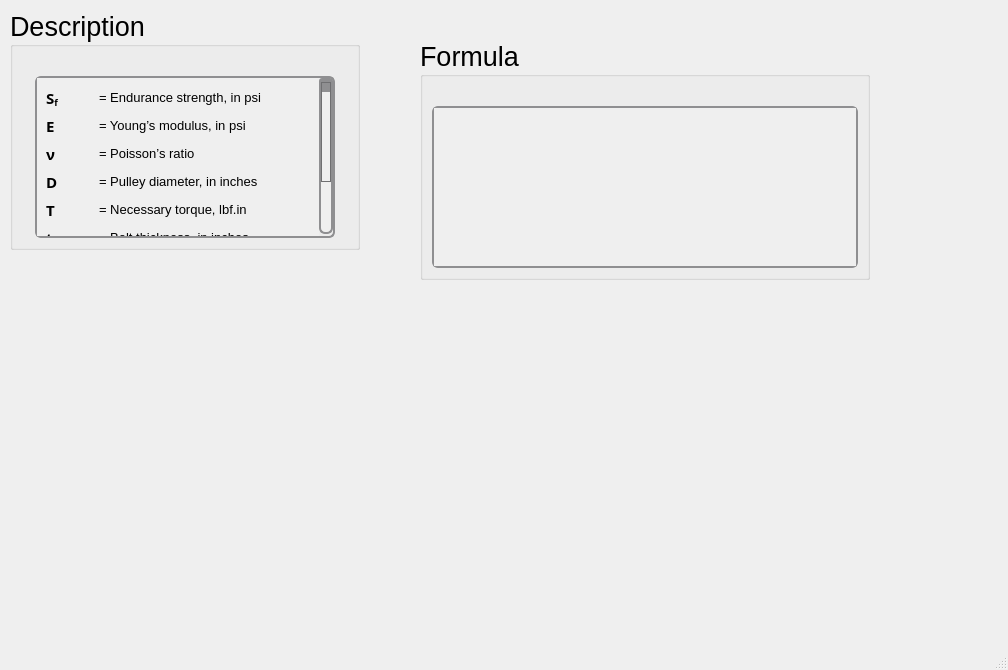
First picture: the form in ui/flatmetalbelt_bmin.ui, repository Ah00ra/HNNS, before the edit.
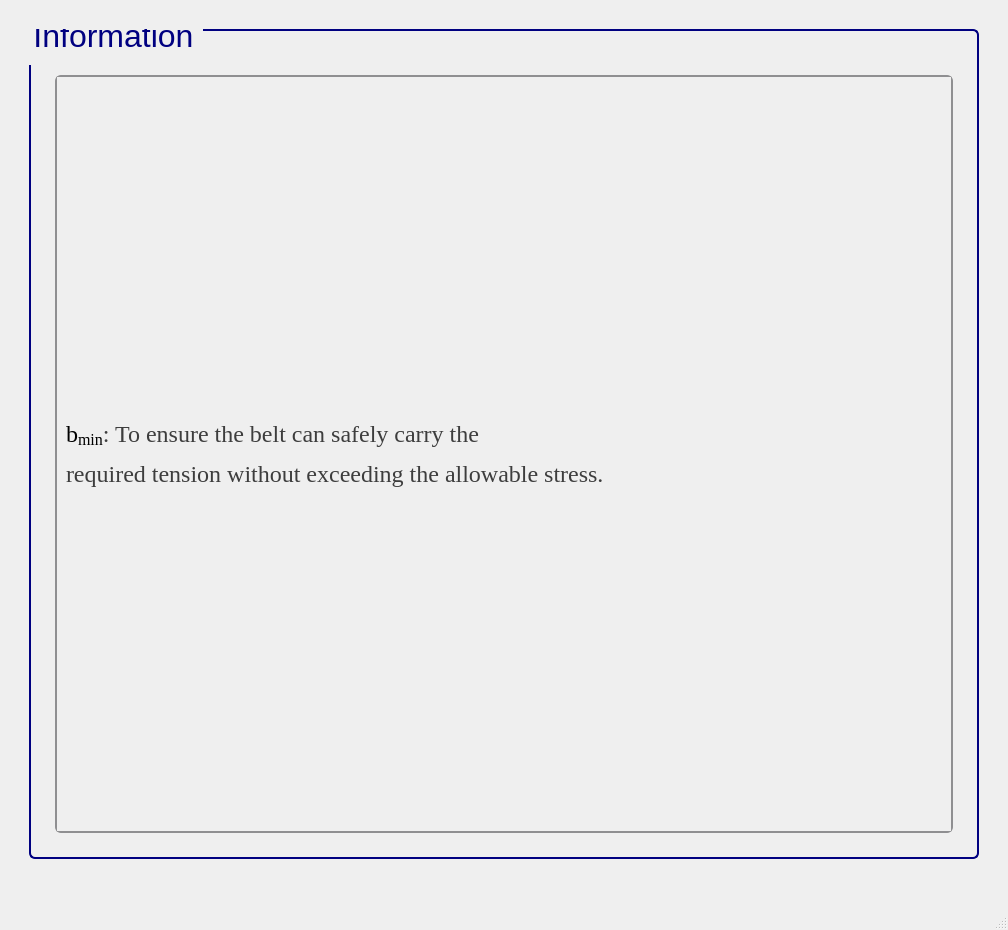
Second picture: the form after the edit. Icons and pictures are not drawn.

Commit message: Add ui info to belt and flatbelt metal

What changed in the file:
```diff
--- a/ui/flatmetalbelt_bmin.ui
+++ b/ui/flatmetalbelt_bmin.ui
@@ -7,458 +7,154 @@
     <x>0</x>
     <y>0</y>
     <width>1008</width>
-    <height>670</height>
+    <height>930</height>
    </rect>
   </property>
+  <property name="sizePolicy">
+   <sizepolicy hsizetype="Minimum" vsizetype="Minimum">
+    <horstretch>0</horstretch>
+    <verstretch>0</verstretch>
+   </sizepolicy>
+  </property>
+  <property name="minimumSize">
+   <size>
+    <width>900</width>
+    <height>930</height>
+   </size>
+  </property>
   <property name="windowTitle">
    <string>MainWindow</string>
   </property>
   <widget class="QWidget" name="centralwidget">
-   <widget class="QGroupBox" name="groupBox_118">
-    <property name="geometry">
-     <rect>
-      <x>10</x>
-      <y>10</y>
-      <width>350</width>
-      <height>240</height>
-     </rect>
-    </property>
-    <property name="sizePolicy">
-     <sizepolicy hsizetype="Minimum" vsizetype="Minimum">
-      <horstretch>0</horstretch>
-      <verstretch>0</verstretch>
-     </sizepolicy>
-    </property>
-    <property name="minimumSize">
-     <size>
-      <width>350</width>
-      <height>0</height>
-     </size>
-    </property>
-    <property name="maximumSize">
-     <size>
-      <width>350</width>
-      <height>241</height>
-     </size>
-    </property>
-    <property name="font">
-     <font>
-      <family>Segoe UI</family>
-      <pointsize>20</pointsize>
-      <weight>50</weight>
-      <italic>false</italic>
-      <bold>false</bold>
-     </font>
-    </property>
-    <property name="title">
-     <string>Description</string>
-    </property>
-    <layout class="QGridLayout" name="gridLayout_245">
-     <item row="0" column="0">
-      <spacer name="verticalSpacer_118">
-       <property name="orientation">
-        <enum>Qt::Vertical</enum>
-       </property>
-       <property name="sizeType">
-        <enum>QSizePolicy::Fixed</enum>
-       </property>
-       <property name="sizeHint" stdset="0">
-        <size>
-         <width>20</width>
-         <height>20</height>
-        </size>
-       </property>
-      </spacer>
-     </item>
-     <item row="1" column="0">
-      <widget class="QScrollArea" name="scrollArea_36">
-       <property name="sizePolicy">
-        <sizepolicy hsizetype="Minimum" vsizetype="Minimum">
-         <horstretch>0</horstretch>
-         <verstretch>0</verstretch>
-        </sizepolicy>
-       </property>
-       <property name="maximumSize">
-        <size>
-         <width>300</width>
-         <height>361</height>
-        </size>
-       </property>
-       <property name="font">
-        <font>
-         <family>Segoe UI</family>
-         <pointsize>15</pointsize>
-         <weight>50</weight>
-         <italic>false</italic>
-         <bold>false</bold>
-        </font>
-       </property>
-       <property name="styleSheet">
-        <string notr="true">QScrollArea {
-    background: qlineargradient(x1:0, y1:0, x2:0, y2:1,
-                               stop:0 #f6f7fa, stop:1 #dadbde);
-    border: 2px solid #8f8f91;
+   <layout class="QGridLayout" name="gridLayout">
+    <item row="2" column="2">
+     <spacer name="verticalSpacer_28">
+      <property name="orientation">
+       <enum>Qt::Horizontal</enum>
+      </property>
+      <property name="sizeType">
+       <enum>QSizePolicy::Fixed</enum>
+      </property>
+      <property name="sizeHint" stdset="0">
+       <size>
+        <width>20</width>
+        <height>20</height>
+       </size>
+      </property>
+     </spacer>
+    </item>
+    <item row="0" column="1">
+     <spacer name="verticalSpacer_26">
+      <property name="orientation">
+       <enum>Qt::Vertical</enum>
+      </property>
+      <property name="sizeType">
+       <enum>QSizePolicy::Fixed</enum>
+      </property>
+      <property name="sizeHint" stdset="0">
+       <size>
+        <width>20</width>
+        <height>20</height>
+       </size>
+      </property>
+     </spacer>
+    </item>
+    <item row="2" column="0">
+     <spacer name="verticalSpacer_25">
+      <property name="orientation">
+       <enum>Qt::Horizontal</enum>
+      </property>
+      <property name="sizeType">
+       <enum>QSizePolicy::Fixed</enum>
+      </property>
+      <property name="sizeHint" stdset="0">
+       <size>
+        <width>20</width>
+        <height>20</height>
+       </size>
+      </property>
+     </spacer>
+    </item>
+    <item row="1" column="1">
+     <widget class="QGroupBox" name="groupBox_125">
+      <property name="sizePolicy">
+       <sizepolicy hsizetype="Minimum" vsizetype="Minimum">
+        <horstretch>0</horstretch>
+        <verstretch>0</verstretch>
+       </sizepolicy>
+      </property>
+      <property name="minimumSize">
+       <size>
+        <width>822</width>
+        <height>300</height>
+       </size>
+      </property>
+      <property name="font">
+       <font>
+        <family>Segoe UI</family>
+        <pointsize>24</pointsize>
+        <weight>50</weight>
+        <italic>false</italic>
+        <bold>false</bold>
+       </font>
+      </property>
+      <property name="styleSheet">
+       <string notr="true">QGroupBox {
+    border: 2px solid navy;
     border-radius: 6px;
+    background-color: qlineargradient(x1:0, y1:0, x2:0, y2:1,
+                                      stop:0 #f6f7fa, stop:1 #dadbde);
+    font: 24pt &quot;Segoe UI&quot;;
+    padding: 5px; /* add padding inside the group box */
+    color: black;
 }
-
-QScrollArea QScrollBar:vertical, QScrollArea QScrollBar:horizontal {
-    background: qlineargradient(x1:0, y1:0, x2:0, y2:1,
-                               stop:0 #f6f7fa, stop:1 #dadbde);
-    border: 2px solid #8f8f91;
-    border-radius: 6px;
-    width: 14px;
-    height: 14px;
-    margin: 2px 0 2px 0;
-}
-
-/* Completely remove the bottom button of the vertical scrollbar */
-QScrollArea QScrollBar::add-line:vertical {
-    height: 0px;
-    width: 0px;
-    border: none;
-    background: none;
-    margin: 0px;
-    padding: 0px;
-}
-
-QScrollArea QScrollBar::handle:vertical, QScrollArea QScrollBar::handle:horizontal {
-    background: qlineargradient(x1:0, y1:0, x2:0, y2:1,
-                               stop:0 #8f8f91, stop:1 #6f6f71);
-    min-height: 20px;
-    border-radius: 6px;
-    border: 1px solid #6f6f71;
-}
-
-QScrollArea QScrollBar::handle:vertical:hover, QScrollArea QScrollBar::handle:horizontal:hover {
-    background: qlineargradient(x1:0, y1:0, x2:0, y2:1,
-                               stop:0 #6f6f71, stop:1 #4f4f51);
-    border: 1px solid #4f4f51;
-}
-
-QScrollArea QScrollBar::sub-line:vertical, QScrollArea QScrollBar::add-line:horizontal, QScrollArea QScrollBar::sub-line:horizontal {
-    background: #8f8f91;
-    border: none;
-    border-radius: 3px;
-    height: 14px;
-    width: 14px;
+QGroupBox::title {
     subcontrol-origin: margin;
+    subcontrol-position: top left;
+    padding-left: 0px;
+    padding-right: 5px;
+    padding-top: 0px;
+    margin-top: -22px;  /* shift title up */
+    color: navy;
+    font-weight: bold;
 }
-
-QScrollArea QScrollBar::sub-line:vertical:hover, QScrollArea QScrollBar::add-line:horizontal:hover, QScrollArea QScrollBar::sub-line:horizontal:hover {
-    background: #6f6f71;
-}
-
-QScrollArea QScrollBar::add-page:vertical, QScrollArea QScrollBar::sub-page:vertical,
-QScrollArea QScrollBar::add-page:horizontal, QScrollArea QScrollBar::sub-page:horizontal {
-    background: transparent;
-}
 </string>
-       </property>
-       <property name="verticalScrollBarPolicy">
-        <enum>Qt::ScrollBarAsNeeded</enum>
-       </property>
-       <property name="horizontalScrollBarPolicy">
-        <enum>Qt::ScrollBarAsNeeded</enum>
-       </property>
-       <property name="widgetResizable">
-        <bool>true</bool>
-       </property>
-       <widget class="QWidget" name="scrollAreaWidgetContents_36">
-        <property name="geometry">
-         <rect>
-          <x>0</x>
-          <y>0</y>
-          <width>282</width>
-          <height>236</height>
-         </rect>
-        </property>
-        <layout class="QGridLayout" name="gridLayout_109">
-         <item row="3" column="0">
-          <widget class="QLabel" name="label_98">
-           <property name="font">
-            <font>
-             <family>Segoe UI Variable Small Semibol</family>
-             <pointsize>11</pointsize>
-             <weight>75</weight>
-             <bold>true</bold>
-            </font>
-           </property>
-           <property name="text">
-            <string>&lt;html&gt;&lt;head/&gt;&lt;body&gt;&lt;p&gt;D&lt;/p&gt;&lt;/body&gt;&lt;/html&gt;</string>
-           </property>
-          </widget>
-         </item>
-         <item row="3" column="1">
-          <widget class="QLabel" name="htext_458">
-           <property name="font">
-            <font>
-             <pointsize>10</pointsize>
-            </font>
-           </property>
-           <property name="text">
-            <string>&lt;html&gt;&lt;head/&gt;&lt;body&gt;&lt;p&gt;= Pulley diameter, in inches&lt;/p&gt;&lt;/body&gt;&lt;/html&gt;</string>
-           </property>
-          </widget>
-         </item>
-         <item row="4" column="0">
-          <widget class="QLabel" name="label_103">
-           <property name="font">
-            <font>
-             <family>Segoe UI Variable Small Semibol</family>
-             <pointsize>11</pointsize>
-             <weight>75</weight>
-             <bold>true</bold>
-            </font>
-           </property>
-           <property name="text">
-            <string>&lt;html&gt;&lt;head/&gt;&lt;body&gt;&lt;p&gt;T&lt;/p&gt;&lt;/body&gt;&lt;/html&gt;</string>
-           </property>
-          </widget>
-         </item>
-         <item row="5" column="0">
-          <widget class="QLabel" name="label_99">
-           <property name="font">
-            <font>
-             <family>Segoe UI Variable Small Semibol</family>
-             <pointsize>11</pointsize>
-             <weight>75</weight>
-             <bold>true</bold>
-            </font>
-           </property>
-           <property name="text">
-            <string>&lt;html&gt;&lt;head/&gt;&lt;body&gt;&lt;p&gt;t&lt;/p&gt;&lt;/body&gt;&lt;/html&gt;</string>
-           </property>
-          </widget>
-         </item>
-         <item row="0" column="0">
-          <widget class="QLabel" name="label_102">
-           <property name="font">
-            <font>
-             <family>Segoe UI Variable Text Semibold</family>
-             <pointsize>11</pointsize>
-             <weight>75</weight>
-             <bold>true</bold>
-            </font>
-           </property>
-           <property name="text">
-            <string>&lt;html&gt;&lt;head/&gt;&lt;body&gt;&lt;p&gt;S&lt;span style=&quot; vertical-align:sub;&quot;&gt;f&lt;/span&gt;&lt;/p&gt;&lt;/body&gt;&lt;/html&gt;</string>
-           </property>
-          </widget>
-         </item>
-         <item row="1" column="0">
-          <widget class="QLabel" name="label_100">
-           <property name="font">
-            <font>
-             <family>Segoe UI Variable Small Semibol</family>
-             <pointsize>11</pointsize>
-             <weight>75</weight>
-             <bold>true</bold>
-            </font>
-           </property>
-           <property name="text">
-            <string>&lt;html&gt;&lt;head/&gt;&lt;body&gt;&lt;p&gt;E&lt;/p&gt;&lt;/body&gt;&lt;/html&gt;</string>
-           </property>
-          </widget>
-         </item>
-         <item row="1" column="1">
-          <widget class="QLabel" name="htext_448">
-           <property name="font">
-            <font>
-             <pointsize>10</pointsize>
-            </font>
-           </property>
-           <property name="text">
-            <string>&lt;html&gt;&lt;head/&gt;&lt;body&gt;&lt;p&gt;= Young’s modulus, in psi&lt;/p&gt;&lt;/body&gt;&lt;/html&gt;</string>
-           </property>
-          </widget>
-         </item>
-         <item row="0" column="1">
-          <widget class="QLabel" name="htext_456">
-           <property name="font">
-            <font>
-             <family>MS Shell Dlg 2</family>
-             <pointsize>10</pointsize>
-            </font>
-           </property>
-           <property name="text">
-            <string>&lt;html&gt;&lt;head/&gt;&lt;body&gt;&lt;p&gt;= Endurance strength, in psi&lt;/p&gt;&lt;/body&gt;&lt;/html&gt;</string>
-           </property>
-          </widget>
-         </item>
-         <item row="2" column="0">
-          <widget class="QLabel" name="label_101">
-           <property name="font">
-            <font>
-             <family>Segoe UI Variable Small Semibol</family>
-             <pointsize>11</pointsize>
-             <weight>75</weight>
-             <bold>true</bold>
-            </font>
-           </property>
-           <property name="text">
-            <string>ν</string>
-           </property>
-          </widget>
-         </item>
-         <item row="2" column="1">
-          <widget class="QLabel" name="htext_457">
-           <property name="font">
-            <font>
-             <family>MS Shell Dlg 2</family>
-             <pointsize>10</pointsize>
-             <weight>50</weight>
-             <italic>false</italic>
-             <bold>false</bold>
-            </font>
-           </property>
-           <property name="text">
-            <string>&lt;html&gt;&lt;head/&gt;&lt;body&gt;&lt;p&gt;= Poisson’s ratio&lt;/p&gt;&lt;/body&gt;&lt;/html&gt;</string>
-           </property>
-          </widget>
-         </item>
-         <item row="5" column="1">
-          <widget class="QLabel" name="htext_459">
-           <property name="font">
-            <font>
-             <pointsize>10</pointsize>
-            </font>
-           </property>
-           <property name="text">
-            <string>&lt;html&gt;&lt;head/&gt;&lt;body&gt;&lt;p&gt;= Belt thickness, in inches&lt;/p&gt;&lt;/body&gt;&lt;/html&gt;</string>
-           </property>
-          </widget>
-         </item>
-         <item row="6" column="1">
-          <widget class="QLabel" name="htext_461">
-           <property name="font">
-            <font>
-             <pointsize>10</pointsize>
-            </font>
-           </property>
-           <property name="text">
-            <string>&lt;html&gt;&lt;head/&gt;&lt;body&gt;&lt;p&gt;= Coefficient of Friction&lt;/p&gt;&lt;/body&gt;&lt;/html&gt;</string>
-           </property>
-          </widget>
-         </item>
-         <item row="4" column="1">
-          <widget class="QLabel" name="htext_460">
-           <property name="font">
-            <font>
-             <pointsize>10</pointsize>
-            </font>
-           </property>
-           <property name="text">
-            <string>&lt;html&gt;&lt;head/&gt;&lt;body&gt;&lt;p&gt;= Necessary torque, lbf.in&lt;/p&gt;&lt;/body&gt;&lt;/html&gt;</string>
-           </property>
-          </widget>
-         </item>
-         <item row="6" column="0">
-          <widget class="QLabel" name="label_104">
-           <property name="font">
-            <font>
-             <family>Segoe UI Variable Small Semibol</family>
-             <pointsize>11</pointsize>
-             <weight>75</weight>
-             <bold>true</bold>
-            </font>
-           </property>
-           <property name="text">
-            <string>&lt;html&gt;&lt;head/&gt;&lt;body&gt;&lt;p&gt;f&lt;/p&gt;&lt;/body&gt;&lt;/html&gt;</string>
-           </property>
-          </widget>
-         </item>
-         <item row="7" column="0">
-          <widget class="QLabel" name="label_105">
-           <property name="font">
-            <font>
-             <family>Segoe UI Variable Small Semibol</family>
-             <pointsize>11</pointsize>
-             <weight>75</weight>
-             <bold>true</bold>
-            </font>
-           </property>
-           <property name="text">
-            <string>&lt;html&gt;&lt;head/&gt;&lt;body&gt;&lt;p&gt;Φ&lt;/p&gt;&lt;/body&gt;&lt;/html&gt;</string>
-           </property>
-          </widget>
-         </item>
-         <item row="7" column="1">
-          <widget class="QLabel" name="htext_462">
-           <property name="font">
-            <font>
-             <pointsize>10</pointsize>
-            </font>
-           </property>
-           <property name="text">
-            <string>&lt;html&gt;&lt;head/&gt;&lt;body&gt;&lt;p&gt;= Angle of wrap; tight side, in degree&lt;/p&gt;&lt;/body&gt;&lt;/html&gt;</string>
-           </property>
-          </widget>
-         </item>
-        </layout>
-       </widget>
-      </widget>
-     </item>
-    </layout>
-   </widget>
-   <widget class="QGroupBox" name="groupBox_117">
-    <property name="geometry">
-     <rect>
-      <x>420</x>
-      <y>40</y>
-      <width>450</width>
-      <height>240</height>
-     </rect>
-    </property>
-    <property name="sizePolicy">
-     <sizepolicy hsizetype="Minimum" vsizetype="Minimum">
-      <horstretch>0</horstretch>
-      <verstretch>0</verstretch>
-     </sizepolicy>
-    </property>
-    <property name="minimumSize">
-     <size>
-      <width>450</width>
-      <height>0</height>
-     </size>
-    </property>
-    <property name="maximumSize">
-     <size>
-      <width>450</width>
-      <height>241</height>
-     </size>
-    </property>
-    <property name="font">
-     <font>
-      <family>Segoe UI</family>
-      <pointsize>20</pointsize>
-      <weight>50</weight>
-      <italic>false</italic>
-      <bold>false</bold>
-     </font>
-    </property>
-    <property name="title">
-     <string>Formula</string>
-    </property>
-    <layout class="QGridLayout" name="gridLayout_243">
-     <item row="1" column="0">
-      <widget class="QScrollArea" name="scrollArea_35">
-       <property name="sizePolicy">
-        <sizepolicy hsizetype="Minimum" vsizetype="Minimum">
-         <horstretch>0</horstretch>
-         <verstretch>0</verstretch>
-        </sizepolicy>
-       </property>
-       <property name="font">
-        <font>
-         <family>Segoe UI</family>
-         <pointsize>15</pointsize>
-         <weight>50</weight>
-         <italic>false</italic>
-         <bold>false</bold>
-        </font>
-       </property>
-       <property name="styleSheet">
-        <string notr="true">QScrollArea {
+      </property>
+      <property name="title">
+       <string>Information</string>
+      </property>
+      <layout class="QGridLayout" name="gridLayout_255">
+       <item row="1" column="2">
+        <spacer name="verticalSpacer_36">
+         <property name="orientation">
+          <enum>Qt::Horizontal</enum>
+         </property>
+         <property name="sizeType">
+          <enum>QSizePolicy::Fixed</enum>
+         </property>
+         <property name="sizeHint" stdset="0">
+          <size>
+           <width>10</width>
+           <height>20</height>
+          </size>
+         </property>
+        </spacer>
+       </item>
+       <item row="1" column="1">
+        <widget class="QScrollArea" name="scrollArea_43">
+         <property name="sizePolicy">
+          <sizepolicy hsizetype="Minimum" vsizetype="Minimum">
+           <horstretch>0</horstretch>
+           <verstretch>0</verstretch>
+          </sizepolicy>
+         </property>
+         <property name="font">
+          <font>
+           <pointsize>15</pointsize>
+          </font>
+         </property>
+         <property name="styleSheet">
+          <string notr="true">QScrollArea {
     background: qlineargradient(x1:0, y1:0, x2:0, y2:1,
                                stop:0 #f6f7fa, stop:1 #dadbde);
     border: 2px solid #8f8f91;
@@ -517,64 +213,119 @@
     background: transparent;
 }
 </string>
-       </property>
-       <property name="verticalScrollBarPolicy">
-        <enum>Qt::ScrollBarAsNeeded</enum>
-       </property>
-       <property name="widgetResizable">
-        <bool>true</bool>
-       </property>
-       <widget class="QWidget" name="scrollAreaWidgetContents_35">
-        <property name="geometry">
-         <rect>
-          <x>0</x>
-          <y>0</y>
-          <width>422</width>
-          <height>146</height>
-         </rect>
-        </property>
-        <layout class="QGridLayout" name="gridLayout_244">
-         <item row="0" column="0">
-          <widget class="QLabel" name="htext_453">
-           <property name="font">
-            <font>
-             <family>MS Shell Dlg 2</family>
-             <pointsize>11</pointsize>
-             <weight>50</weight>
-             <italic>false</italic>
-             <bold>false</bold>
-            </font>
-           </property>
-           <property name="text">
-            <string>&lt;html&gt;&lt;head/&gt;&lt;body&gt;&lt;p&gt;&lt;img src=&quot;:/desc/images/bmin.png&quot;/&gt;&lt;/p&gt;&lt;/body&gt;&lt;/html&gt;</string>
-           </property>
-           <property name="scaledContents">
-            <bool>true</bool>
-           </property>
-          </widget>
-         </item>
-        </layout>
-       </widget>
-      </widget>
-     </item>
-     <item row="0" column="0">
-      <spacer name="verticalSpacer_117">
-       <property name="orientation">
-        <enum>Qt::Vertical</enum>
-       </property>
-       <property name="sizeType">
-        <enum>QSizePolicy::Fixed</enum>
-       </property>
-       <property name="sizeHint" stdset="0">
-        <size>
-         <width>20</width>
-         <height>20</height>
-        </size>
-       </property>
-      </spacer>
-     </item>
-    </layout>
-   </widget>
+         </property>
+         <property name="verticalScrollBarPolicy">
+          <enum>Qt::ScrollBarAsNeeded</enum>
+         </property>
+         <property name="horizontalScrollBarPolicy">
+          <enum>Qt::ScrollBarAsNeeded</enum>
+         </property>
+         <property name="widgetResizable">
+          <bool>true</bool>
+         </property>
+         <widget class="QWidget" name="scrollAreaWidgetContents_43">
+          <property name="geometry">
+           <rect>
+            <x>0</x>
+            <y>0</y>
+            <width>864</width>
+            <height>311</height>
+           </rect>
+          </property>
+          <layout class="QGridLayout" name="gridLayout_3">
+           <item row="0" column="0">
+            <widget class="QLabel" name="label_3">
+             <property name="font">
+              <font>
+               <family>Times New Roman</family>
+               <pointsize>18</pointsize>
+               <weight>50</weight>
+               <bold>false</bold>
+              </font>
+             </property>
+             <property name="cursor">
+              <cursorShape>ArrowCursor</cursorShape>
+             </property>
+             <property name="frameShape">
+              <enum>QFrame::NoFrame</enum>
+             </property>
+             <property name="text">
+              <string>&lt;html&gt;&lt;head/&gt;&lt;body&gt;&lt;p&gt;&lt;span style=&quot; color:#000000;&quot;&gt;b&lt;/span&gt;&lt;span style=&quot; color:#000000; vertical-align:sub;&quot;&gt;min&lt;/span&gt;&lt;span style=&quot; color:#3d3d3d;&quot;&gt;: To ensure the belt can safely carry the &lt;/span&gt;&lt;/p&gt;&lt;p&gt;&lt;span style=&quot; color:#3d3d3d;&quot;&gt;required tension without exceeding the allowable stress.&lt;/span&gt;&lt;/p&gt;&lt;/body&gt;&lt;/html&gt;</string>
+             </property>
+            </widget>
+           </item>
+          </layout>
+         </widget>
+        </widget>
+       </item>
+       <item row="2" column="1">
+        <spacer name="verticalSpacer_37">
+         <property name="orientation">
+          <enum>Qt::Vertical</enum>
+         </property>
+         <property name="sizeType">
+          <enum>QSizePolicy::Fixed</enum>
+         </property>
+         <property name="sizeHint" stdset="0">
+          <size>
+           <width>10</width>
+           <height>10</height>
+          </size>
+         </property>
+        </spacer>
+       </item>
+       <item row="1" column="0">
+        <spacer name="verticalSpacer_34">
+         <property name="orientation">
+          <enum>Qt::Horizontal</enum>
+         </property>
+         <property name="sizeType">
+          <enum>QSizePolicy::Fixed</enum>
+         </property>
+         <property name="sizeHint" stdset="0">
+          <size>
+           <width>10</width>
+           <height>20</height>
+          </size>
+         </property>
+        </spacer>
+       </item>
+       <item row="0" column="1">
+        <spacer name="verticalSpacer_35">
+         <property name="orientation">
+          <enum>Qt::Vertical</enum>
+         </property>
+         <property name="sizeType">
+          <enum>QSizePolicy::Fixed</enum>
+         </property>
+         <property name="sizeHint" stdset="0">
+          <size>
+           <width>20</width>
+           <height>30</height>
+          </size>
+         </property>
+        </spacer>
+       </item>
+      </layout>
+     </widget>
+    </item>
+    <item row="3" column="1">
+     <spacer name="verticalSpacer_27">
+      <property name="orientation">
+       <enum>Qt::Vertical</enum>
+      </property>
+      <property name="sizeType">
+       <enum>QSizePolicy::Fixed</enum>
+      </property>
+      <property name="sizeHint" stdset="0">
+       <size>
+        <width>20</width>
+        <height>20</height>
+       </size>
+      </property>
+     </spacer>
+    </item>
+   </layout>
   </widget>
   <widget class="QMenuBar" name="menubar">
    <property name="geometry">
```
Left out of the diff: 2 changed lines with no effect on the pictures. The commit also changes 32 other files.
